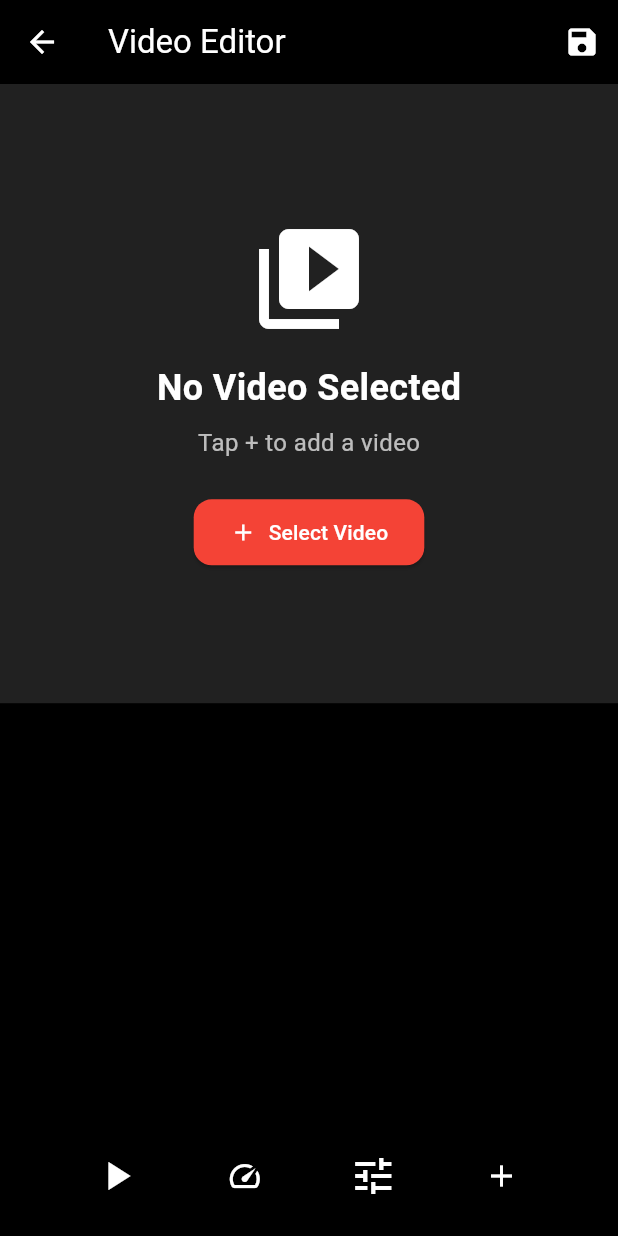
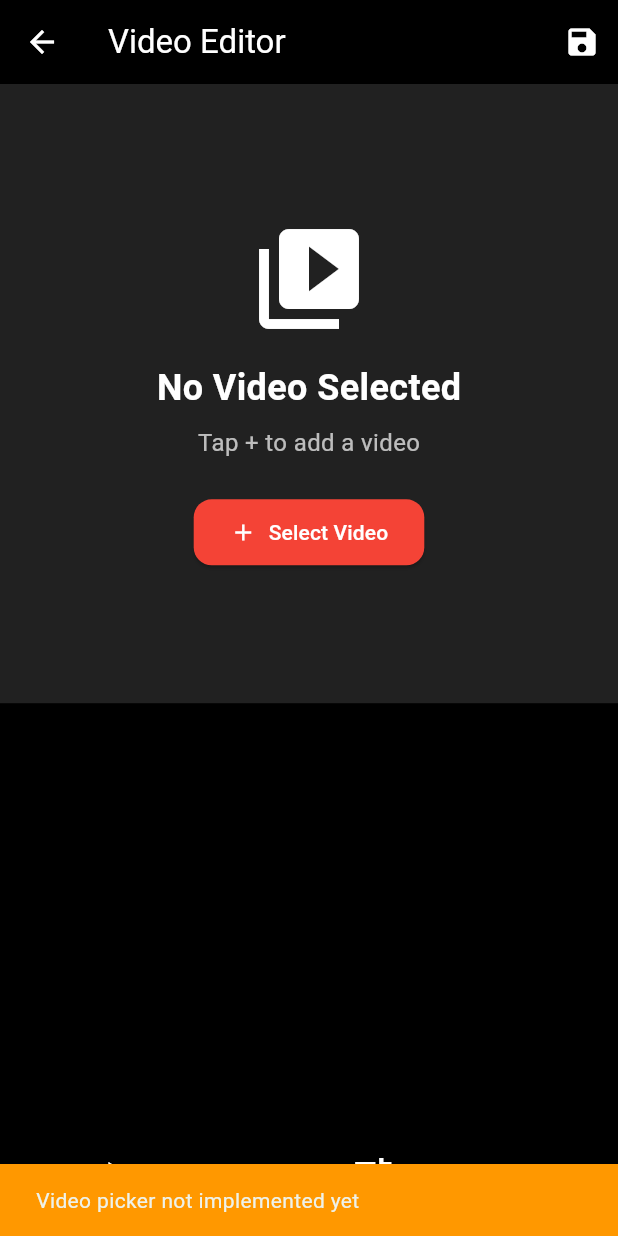
Before and after one commit to mikegehrke/wechat_clone_new, a Flutter app: the VideoEditorPage screen opened directly, after a tap on "Select Video", on a phone screen of 412 x 824 dp. Run offline on Flutter 3.47's test engine with Material 3 defaults, Android fonts, the phone set to English and light mode, and no system bars; our stand-ins replace cached_network_image, chewie, cloud_firestore, file_picker, firebase_storage, flutter_card_swiper and 6 more; missing offline and left inert: video_thumbnail; accounts and stored records are empty.

Commit message:
Remove file_picker dependency and stub out picker functions

```diff
--- a/lib/pages/video_editor_page.dart
+++ b/lib/pages/video_editor_page.dart
@@ -93,26 +93,13 @@ class _VideoEditorPageState extends State<VideoEditorPage> {
   }
 
   Future<void> _pickVideo() async {
-    try {
-      final result = await FilePicker.platform.pickFiles(
-        type: FileType.video,
-        allowMultiple: false,
-      );
-
-      if (result != null && result.files.isNotEmpty) {
-        final filePath = result.files.first.path;
-        if (filePath != null) {
-          await _loadVideo(filePath);
-        }
-      }
-    } catch (e) {
+    // FilePicker removed - use image_picker or camera instead
     ScaffoldMessenger.of(context).showSnackBar(
-        SnackBar(
-          content: Text('Failed to pick video: $e'),
-          backgroundColor: Colors.red,
+      const SnackBar(
+        content: Text('Video picker not implemented yet'),
+        backgroundColor: Colors.orange,
       ),
     );
-    }
   }
 
   void _togglePlayPause() {
@@ -188,33 +175,13 @@ class _VideoEditorPageState extends State<VideoEditorPage> {
   }
 
   void _showAudioPicker() async {
-    try {
-      final result = await FilePicker.platform.pickFiles(
-        type: FileType.audio,
-        allowMultiple: false,
-      );
-
-      if (result != null && result.files.isNotEmpty) {
-        final filePath = result.files.first.path;
-        if (filePath != null) {
-          setState(() {
-            _audioTracks.add(AudioTrack(
-              id: DateTime.now().millisecondsSinceEpoch.toString(),
-              filePath: filePath,
-              startTime: _currentPosition,
-              volume: 1.0,
-            ));
-          });
-        }
-      }
-    } catch (e) {
+    // FilePicker removed - audio picker not implemented yet
     ScaffoldMessenger.of(context).showSnackBar(
-        SnackBar(
-          content: Text('Failed to pick audio: $e'),
-          backgroundColor: Colors.red,
+      const SnackBar(
+        content: Text('Audio picker not implemented yet'),
+        backgroundColor: Colors.orange,
       ),
     );
-    }
   }
 
   Future<void> _exportVideo() async {
```
Lines whose indentation alone changed are shown as unchanged.
